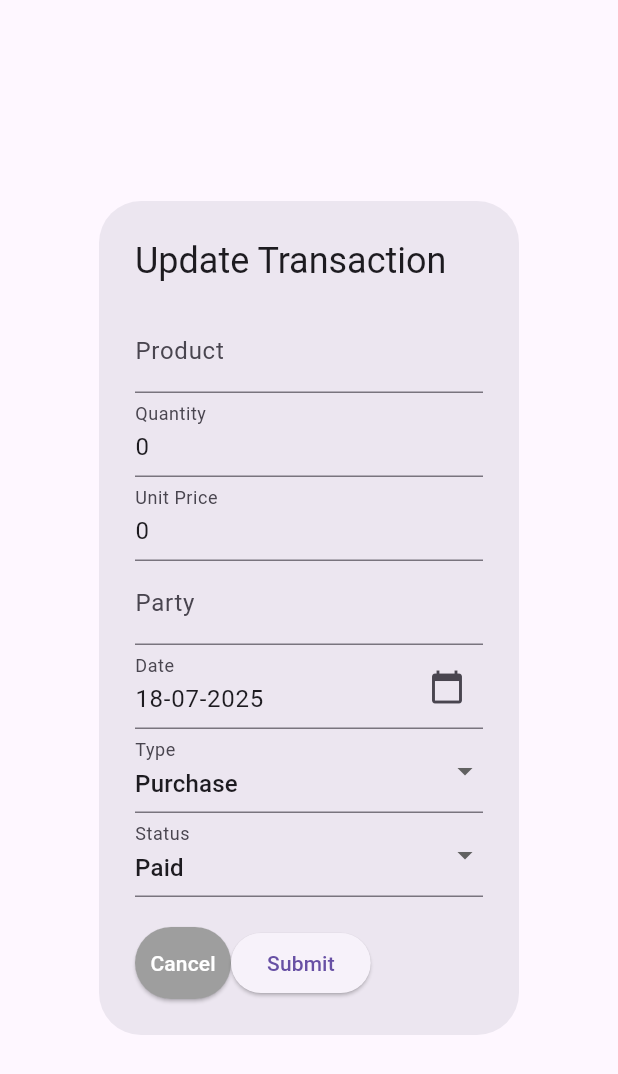
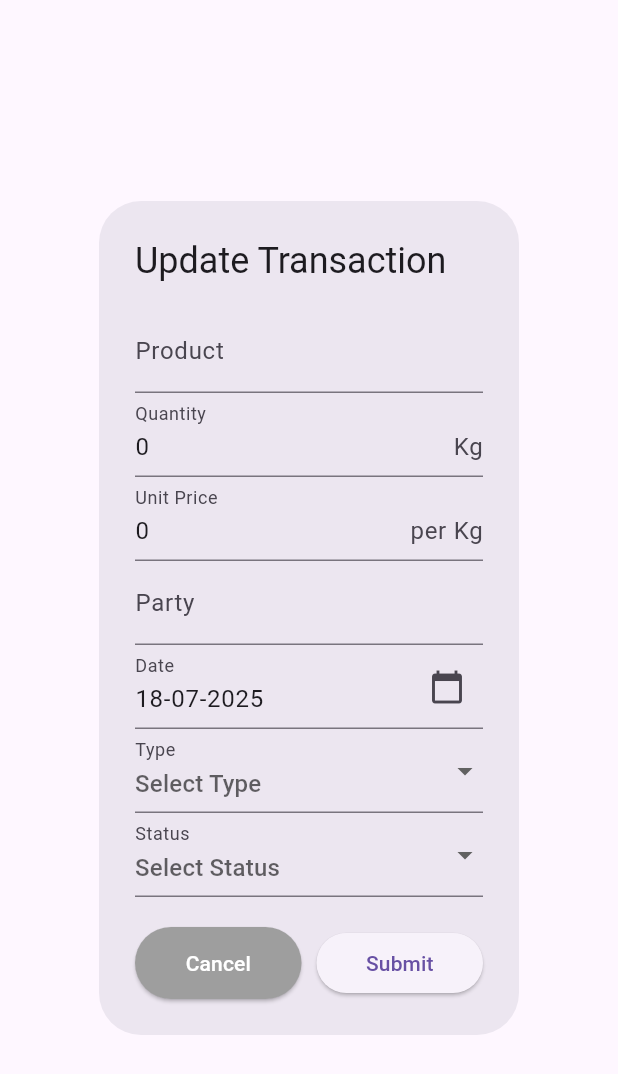
Before and after one commit to yugsakariya/flutter_project, a Flutter app: the Transactionupdate widget shown alone on an empty page, opened directly with empty values, on a phone screen of 412 x 824 dp. Shown: the top 1074 px of the screen. Run offline on Flutter 3.47's test engine with Material 3 defaults, Android fonts, the phone set to English and light mode, and no system bars; our stand-ins replace cloud_firestore, connectivity_plus, firebase_core, fluttertoast; accounts and stored records are empty.

Commit message:
Commit by yug

```diff
--- a/lib/TransactionUpdate.dart
+++ b/lib/TransactionUpdate.dart
@@ -12,38 +12,44 @@ class Transactionupdate extends StatefulWidget {
 }
 class _TransactionupdateState extends State<Transactionupdate> {
   final _productController = TextEditingController();
-  // final _typeController = TextEditingController();
   final _quantityController = TextEditingController();
   final _unitPriceController = TextEditingController();
-  // final _totalController = TextEditingController();
   final _dateController = TextEditingController();
   final _partyController = TextEditingController();
-  // final _statusController = TextEditingController();
   final _formKey = GlobalKey<FormState>();
-  String _type = 'Purchase'; // Default value
-  String _status = 'Paid'; // Default value
+  String? _type;
+  String? _status;
+
   @override
   void initState() {
     super.initState();
     _loadTransactionData();
   }
-  Future<void> _loadTransactionData() async {
+
+  void _loadTransactionData() async {
     try {
       DocumentSnapshot docData = await FirebaseFirestore.instance
           .collection('transactions')
           .doc(widget.docRef)
           .get();
-
+      print("Before load");
       if (docData.exists) {
+        print("In load data");
         _productController.text = docData["product"] ?? '';
-         // _type = docData["type"] ?? '';
         _quantityController.text = docData["quantity"]?.toString() ?? '';
         _unitPriceController.text = docData["unitPrice"]?.toString() ?? '';
         _dateController.text = DateFormat('dd-MM-yyyy').format(docData['date'].toDate())?? '';
         _partyController.text = docData["party"] ?? '';
-        // _status = docData["status"] ?? '';
-        var _type = docData["type"] ?? '' ;
-        var _status = docData["status"] ?? '';
+
+        // Ensure the values from database match dropdown options
+        String typeFromDB = docData['type']?.toString() ?? '';
+        String statusFromDB = docData['status']?.toString() ?? '';
+
+        _type = typeFromDB;
+        _status = statusFromDB;
+
+        print('load exit');
+        setState(() {}); // Trigger rebuild after loading data
       }
     } catch (e) {
       Fluttertoast.showToast(msg: "Error loading transaction data: $e",
@@ -56,6 +62,7 @@ class _TransactionupdateState extends State<Transactionupdate> {
       );
     }
   }
+
   @override
   Widget build(BuildContext context) {
     return AlertDialog(
@@ -83,10 +90,14 @@ class _TransactionupdateState extends State<Transactionupdate> {
                 decoration: InputDecoration(
                   label: Text("Quantity"),
                   hintText: "Enter Quantity",
+                  suffixText: "Kg",
                 ),
                 validator: (value) {
                   if (value!.isEmpty) {
                     return "Please enter quantity";
+                  }
+                  if(int.tryParse(value) == null){
+                    return "Please enter valid Quantity";
                   }
                   return null;
                 },
@@ -96,10 +107,14 @@ class _TransactionupdateState extends State<Transactionupdate> {
                 decoration: InputDecoration(
                   label: Text("Unit Price"),
                   hintText: "Enter Unit Price",
+                  suffixText: "per Kg",
                 ),
                 validator: (value) {
                   if (value!.isEmpty) {
                     return "Please enter unit price";
+                  }
+                  if(double.tryParse(value) == null){
+                    return "Please enter valid Unit Price";
                   }
                   return null;
                 },
@@ -149,13 +164,13 @@ class _TransactionupdateState extends State<Transactionupdate> {
               DropdownButtonFormField<String>(
                 value: _type,
                 items: ['Purchase', 'Sale'].map((type) {
-                    return DropdownMenuItem(
+                  return DropdownMenuItem<String>(
                     value: type,
                     child: Text(type),
                   );
                 }).toList(),
                 onChanged: (value) {
-                    setState(() => _type = value!);
+                  setState(() => _type = value);
                 },
                 decoration: InputDecoration(
                   labelText: "Type",
@@ -171,13 +186,13 @@ class _TransactionupdateState extends State<Transactionupdate> {
               DropdownButtonFormField<String>(
                 value: _status,
                 items: ['Paid', 'Due'].map((status) {
-                    return DropdownMenuItem(
+                  return DropdownMenuItem<String>(
                     value: status,
                     child: Text(status),
                   );
                 }).toList(),
                 onChanged: (value) {
-                    setState(() => _status = value!);
+                  setState(() => _status = value);
                 },
                 decoration: InputDecoration(
                   labelText: "Status",
@@ -192,8 +207,11 @@ class _TransactionupdateState extends State<Transactionupdate> {
               ),
               SizedBox(height: 20),
               Row(
+                mainAxisAlignment: MainAxisAlignment.spaceEvenly,
                 children: [
-                    ElevatedButton(onPressed: () {
+                  Expanded(
+                    child: ElevatedButton(
+                      onPressed: () {
                         Navigator.pop(context);
                       },
                       style: ElevatedButton.styleFrom(
@@ -202,7 +220,11 @@ class _TransactionupdateState extends State<Transactionupdate> {
                       ),
                       child: Text("Cancel", style: TextStyle(color: Colors.white)),
                     ),
-                    ElevatedButton(onPressed: (){
+                  ),
+                  SizedBox(width: 10),
+                  Expanded(
+                    child: ElevatedButton(
+                        onPressed: (){
                           if(_formKey.currentState!.validate()){
                             FirebaseFirestore.instance
                                 .collection('transactions')
@@ -212,7 +234,8 @@ class _TransactionupdateState extends State<Transactionupdate> {
                               "type": _type,
                               "quantity": int.parse(_quantityController.text),
                               "unitPrice": double.parse(_unitPriceController.text),
-                          "description": _dateController.text,
+                              "date": DateFormat('dd-MM-yyyy').parse(
+                                  _dateController.text),
                               "party": _partyController.text,
                               "status": _status,
                             }).then((_) {
@@ -237,7 +260,10 @@ class _TransactionupdateState extends State<Transactionupdate> {
                               );
                             });
                           }
-                    }, child: Text("Submit"))
+                        },
+                        child: Text("Submit")
+                    ),
+                  ),
                 ],
               ),
             ],
--- a/pubspec.yaml
+++ b/pubspec.yaml
@@ -38,6 +38,7 @@ dependencies:
   firebase_core: ^3.14.0
   fluttertoast: ^8.2.12
   cloud_firestore: ^5.6.10
+  connectivity_plus: ^6.1.4
 dev_dependencies:
   flutter_test:
     sdk: flutter
@@ -50,7 +51,6 @@ dev_dependencies:
   flutter_lints: ^6.0.0
   flutter_launcher_icons: ^0.14.4
   flutter_native_splash: ^2.4.6
-
 # For information on the generic Dart part of this file, see the
 # following page: https://dart.dev/tools/pub/pubspec
 flutter_icons:
```
Also changed, not shown: lib/Dashboard.dart (+4 -4 lines), lib/Profile.dart (+77 -111 lines), lib/Transaction.dart (+11 -5 lines), lib/appstart.dart (+120 -12 lines), pubspec.lock, 4 other files. Lines whose indentation alone changed are shown as unchanged.
